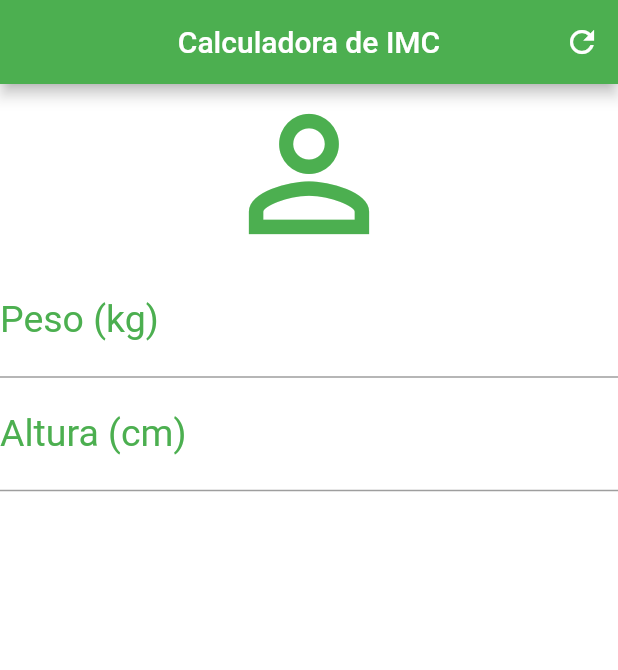
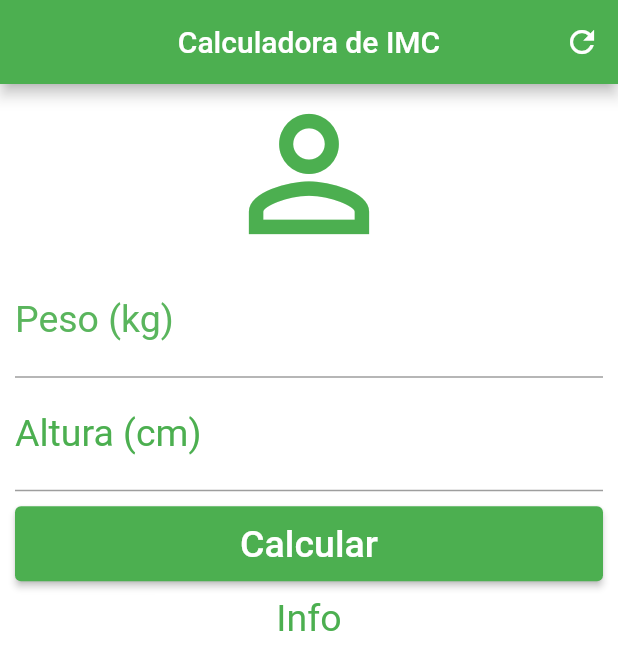
Before and after one commit to luanacolombo/calculadora_imc, a Flutter app: the screen it shows after launch, on a phone screen of 412 x 824 dp. Shown: the top 670 px of the screen. Run offline on Flutter 3.47's test engine with Material 2 defaults, Android fonts, the phone set to English and light mode, and no system bars.

Commit message:
ScrollViem e ElevatedButton

```diff
--- a/lib/main.dart
+++ b/lib/main.dart
@@ -28,7 +28,9 @@ class _HomeState extends State<Home> {
           ],
         ),
         backgroundColor: Colors.white,
-      body: const Column(
+        body: SingleChildScrollView(
+          padding: EdgeInsets.fromLTRB(10.0, 0.0, 10.0, 0.0),
+          child: Column(
             crossAxisAlignment: CrossAxisAlignment
                 .stretch, //stretch tenta alargar tudo que tem na coluna
             children: [
@@ -37,7 +39,8 @@ class _HomeState extends State<Home> {
                 keyboardType: TextInputType.number,
                 decoration: InputDecoration(
                     labelText: "Peso (kg)",
-                labelStyle: TextStyle(color: Colors.green)),
+                    labelStyle: TextStyle(
+                        color: const Color.fromARGB(235, 76, 175, 79))),
                 textAlign: TextAlign.center,
                 style: TextStyle(color: Colors.green, fontSize: 25.0),
               ),
@@ -48,9 +51,31 @@ class _HomeState extends State<Home> {
                     labelStyle: TextStyle(color: Colors.green)),
                 textAlign: TextAlign.center,
                 style: TextStyle(color: Colors.green, fontSize: 25.0),
+              ),
+              Padding(
+                padding: EdgeInsets.only(top: 10.0, bottom: 10.0),
+                child: Container(
+                  height: 50.0,
+                  child: ElevatedButton(
+                    style: const ButtonStyle(
+                      backgroundColor:
+                          MaterialStatePropertyAll<Color>(Colors.green),
+                    ),
+                    child: const Text(
+                      "Calcular",
+                      style: TextStyle(fontSize: 25.0),
+                    ),
+                    onPressed: () {},
+                  ),
+                ),
+              ),
+              Text(
+                "Info",
+                textAlign: TextAlign.center,
+                style: TextStyle(color: Colors.green, fontSize: 25.0),
               )
             ],
           ),
-    );
+        ));
   }
 }
```
Lines whose indentation alone changed are shown as unchanged.
